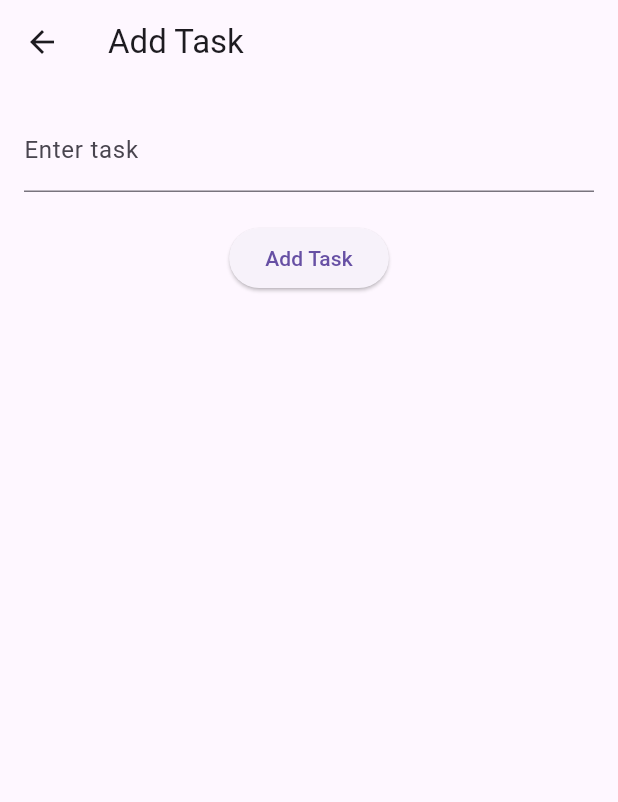
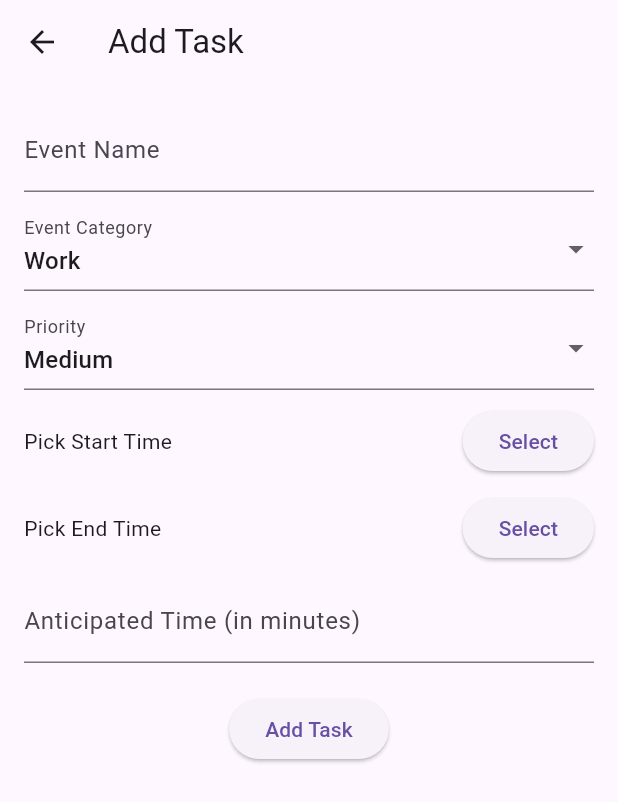
Before and after one commit to mcguire-b/student-planner, a Flutter app: the TasksScreen screen opened directly, after a tap on the "add" icon, on a phone screen of 412 x 824 dp. Shown: the top 802 px of the screen. Run offline on Flutter 3.47's test engine with Material 3 defaults, Android fonts, the phone set to English and light mode, and no system bars; our stand-ins replace table_calendar.

Commit message:
add event to event list

```diff
--- a/lib/add_task_screen.dart
+++ b/lib/add_task_screen.dart
@@ -6,11 +6,48 @@ class AddTaskScreen extends StatefulWidget {
 }
 
 class _AddTaskScreenState extends State<AddTaskScreen> {
-  TextEditingController taskController = TextEditingController();
+  final TextEditingController nameController = TextEditingController();
+  final TextEditingController anticipatedTimeController = TextEditingController();
 
+  String category = 'Work'; // Default category
+  String priority = 'Medium'; // Default priority
+  TimeOfDay? startTime;
+  TimeOfDay? endTime;
+
+  // Function to pick a time
+  Future<void> pickTime(bool isStartTime) async {
+    TimeOfDay? pickedTime = await showTimePicker(
+      context: context,
+      initialTime: TimeOfDay.now(),
+    );
+
+    if (pickedTime != null) {
+      setState(() {
+        if (isStartTime) {
+          startTime = pickedTime;
+        } else {
+          endTime = pickedTime;
+        }
+      });
+    }
+  }
+
+  // Function to submit event
   void submitTask() {
-    if (taskController.text.isNotEmpty) {
-      Navigator.pop(context, taskController.text);
+    if (nameController.text.isNotEmpty &&
+        startTime != null &&
+        endTime != null &&
+        anticipatedTimeController.text.isNotEmpty) {
+      Map<String, dynamic> newTask = {
+        'name': nameController.text,
+        'category': category,
+        'priority': priority,
+        'startTime': startTime!.format(context),
+        'endTime': endTime!.format(context),
+        'anticipatedTime': anticipatedTimeController.text,
+      };
+
+      Navigator.pop(context, newTask);
     }
   }
 
@@ -21,15 +58,88 @@ class _AddTaskScreenState extends State<AddTaskScreen> {
       body: Padding(
         padding: const EdgeInsets.all(16.0),
         child: Column(
+          crossAxisAlignment: CrossAxisAlignment.start,
           children: [
             TextField(
-              controller: taskController,
-              decoration: InputDecoration(labelText: 'Enter task'),
+              controller: nameController,
+              decoration: InputDecoration(labelText: 'Event Name'),
             ),
+
+            SizedBox(height: 10),
+
+            // Category Dropdown
+            DropdownButtonFormField<String>(
+              value: category,
+              decoration: InputDecoration(labelText: 'Event Category'),
+              items: ['Work', 'Personal', 'School', 'Other']
+                  .map((e) => DropdownMenuItem(value: e, child: Text(e)))
+                  .toList(),
+              onChanged: (value) {
+                setState(() {
+                  category = value!;
+                });
+              },
+            ),
+
+            SizedBox(height: 10),
+
+            // Priority Dropdown
+            DropdownButtonFormField<String>(
+              value: priority,
+              decoration: InputDecoration(labelText: 'Priority'),
+              items: ['High', 'Medium', 'Low']
+                  .map((e) => DropdownMenuItem(value: e, child: Text(e)))
+                  .toList(),
+              onChanged: (value) {
+                setState(() {
+                  priority = value!;
+                });
+              },
+            ),
+
+            SizedBox(height: 10),
+
+            // Start Time Picker
+            Row(
+              mainAxisAlignment: MainAxisAlignment.spaceBetween,
+              children: [
+                Text(startTime == null ? 'Pick Start Time' : 'Start: ${startTime!.format(context)}'),
+                ElevatedButton(
+                  onPressed: () => pickTime(true),
+                  child: Text('Select'),
+                ),
+              ],
+            ),
+
+            SizedBox(height: 10),
+
+            // End Time Picker
+            Row(
+              mainAxisAlignment: MainAxisAlignment.spaceBetween,
+              children: [
+                Text(endTime == null ? 'Pick End Time' : 'End: ${endTime!.format(context)}'),
+                ElevatedButton(
+                  onPressed: () => pickTime(false),
+                  child: Text('Select'),
+                ),
+              ],
+            ),
+
+            SizedBox(height: 10),
+
+            TextField(
+              controller: anticipatedTimeController,
+              keyboardType: TextInputType.number,
+              decoration: InputDecoration(labelText: 'Anticipated Time (in minutes)'),
+            ),
+
             SizedBox(height: 20),
-            ElevatedButton(
-              onPressed: submitTask,
-              child: Text('Add Task'),
+
+            Center(
+              child: ElevatedButton(
+                onPressed: submitTask,
+                child: Text('Add Task'),
+              ),
             ),
           ],
         ),
--- a/lib/tasks_screen.dart
+++ b/lib/tasks_screen.dart
@@ -23,14 +23,19 @@ class _TasksScreenState extends State<TasksScreen> {
   }
 
   void navigateToAddTaskScreen() async {
-    final newTask = await Navigator.push<String>(
+    final newTask = await Navigator.push<Map<String, dynamic>>(
       context,
       MaterialPageRoute(builder: (context) => AddTaskScreen()),
     );
 
-    if (newTask != null && newTask.isNotEmpty) {
+    if (newTask != null) {
       setState(() {
-        tasks.add(newTask);
+        tasks.add(
+        '${newTask['name']} - ${newTask['category']} - ${newTask['priority']}'
+        ' (${newTask['startTime']} to ${newTask['endTime']})'
+        ' | ${newTask['anticipatedTime']} min',
+        );
+
       });
     }
   }
@@ -47,14 +52,19 @@ class _TasksScreenState extends State<TasksScreen> {
           ),
         ],
       ),
-      body: tasks.isEmpty
-        ? Center( // Show this message when there are no tasks
+      body: Column(
+        children: [
+          tasks.isEmpty
+              ? Expanded(
+                  child: Center(
                     child: Text(
                       'You currently have no tasks',
                       style: TextStyle(fontSize: 18, color: Colors.grey),
                     ),
+                  ),
                 )
-            : ListView.builder(
+              : Expanded(
+                  child: ListView.builder(
                     itemCount: tasks.length,
                     itemBuilder: (context, index) {
                       return Container(
@@ -67,12 +77,9 @@ class _TasksScreenState extends State<TasksScreen> {
                         child: Row(
                           mainAxisAlignment: MainAxisAlignment.spaceBetween,
                           children: [
-                      Expanded(
-                        child: Text(tasks[index]),
-                      ),
-                      // delete button
+                            Expanded(child: Text(tasks[index])),
                             IconButton(
-                        icon: const Icon(Icons.delete, color: Colors.purple),
+                              icon: Icon(Icons.delete, color: Colors.purple),
                               onPressed: () {
                                 setState(() {
                                   tasks.removeAt(index);
@@ -84,6 +91,9 @@ class _TasksScreenState extends State<TasksScreen> {
                       );
                     },
                   ),
+                ),
+        ],
+      ),
     );
   }
 }
```
Lines whose indentation alone changed are shown as unchanged.
